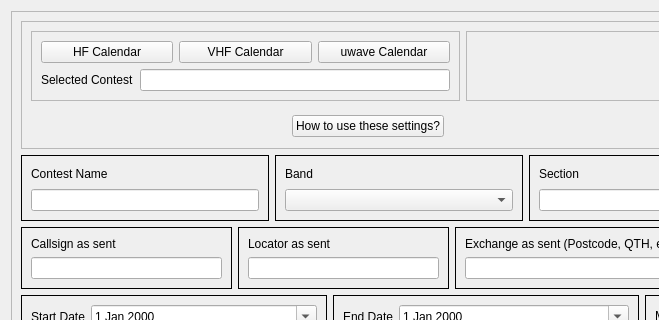
The window that mqt/MqtLogger/contestdetails.ui (Rsclub22/Minos2-Mirror) describes before a commit, drawn with Qt 5; both pictures show x 0 to 659 and y 0 to 320 of the 925 by 820 pixel window.
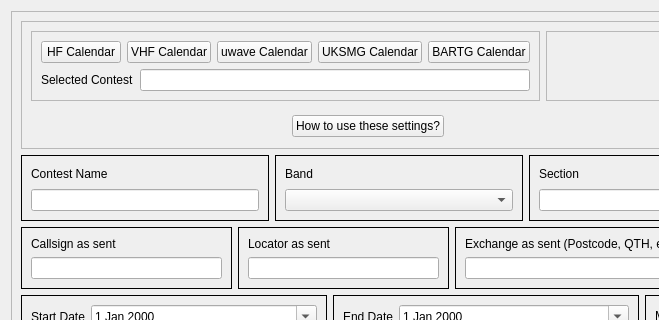
The same window after the commit. Custom widgets are drawn as their Qt base class.

Commit message: Add BARTG and UKSMG calendars

Diff of the .ui file:
```diff
--- a/mqt/MqtLogger/contestdetails.ui
+++ b/mqt/MqtLogger/contestdetails.ui
@@ -99,6 +99,20 @@
                    </property>
                   </widget>
                  </item>
+                 <item>
+                  <widget class="QPushButton" name="UKSMGCalendarButton">
+                   <property name="text">
+                    <string>UKSMG Calendar</string>
+                   </property>
+                  </widget>
+                 </item>
+                 <item>
+                  <widget class="QPushButton" name="BARTGCalendarButton">
+                   <property name="text">
+                    <string>BARTG Calendar</string>
+                   </property>
+                  </widget>
+                 </item>
                 </layout>
                </item>
                <item>
```
The commit also changes 8 other files.
